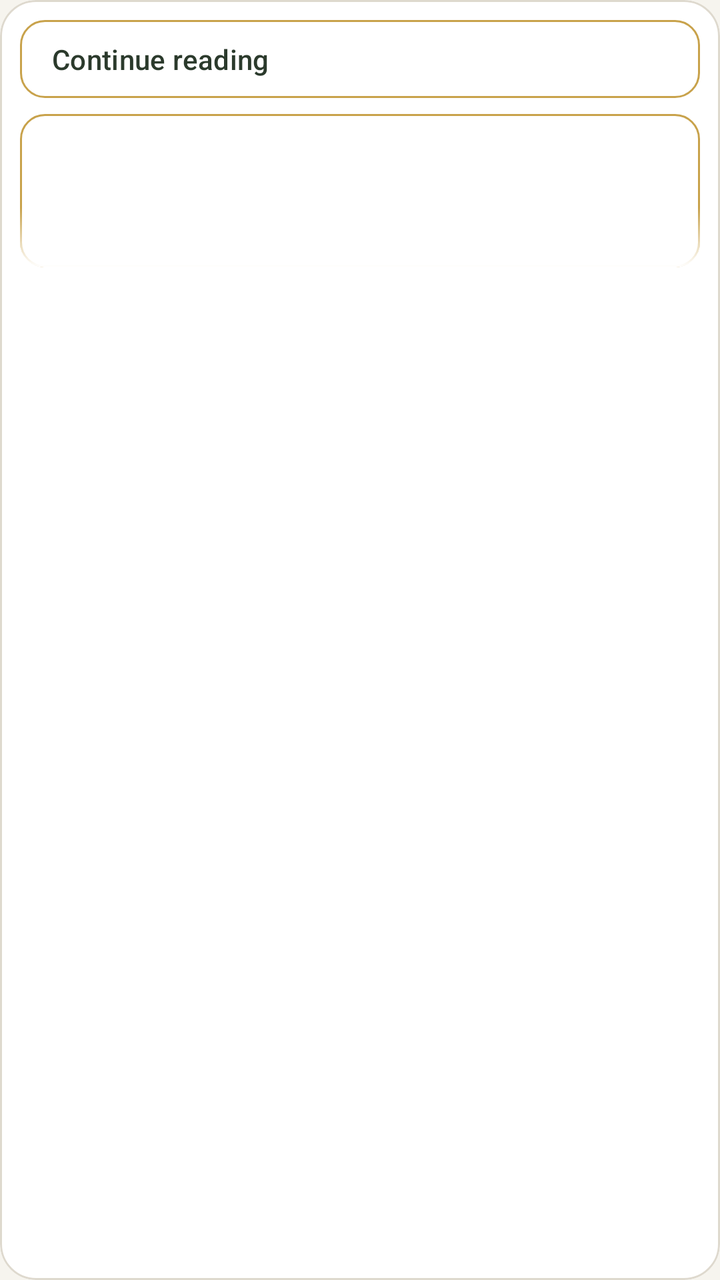
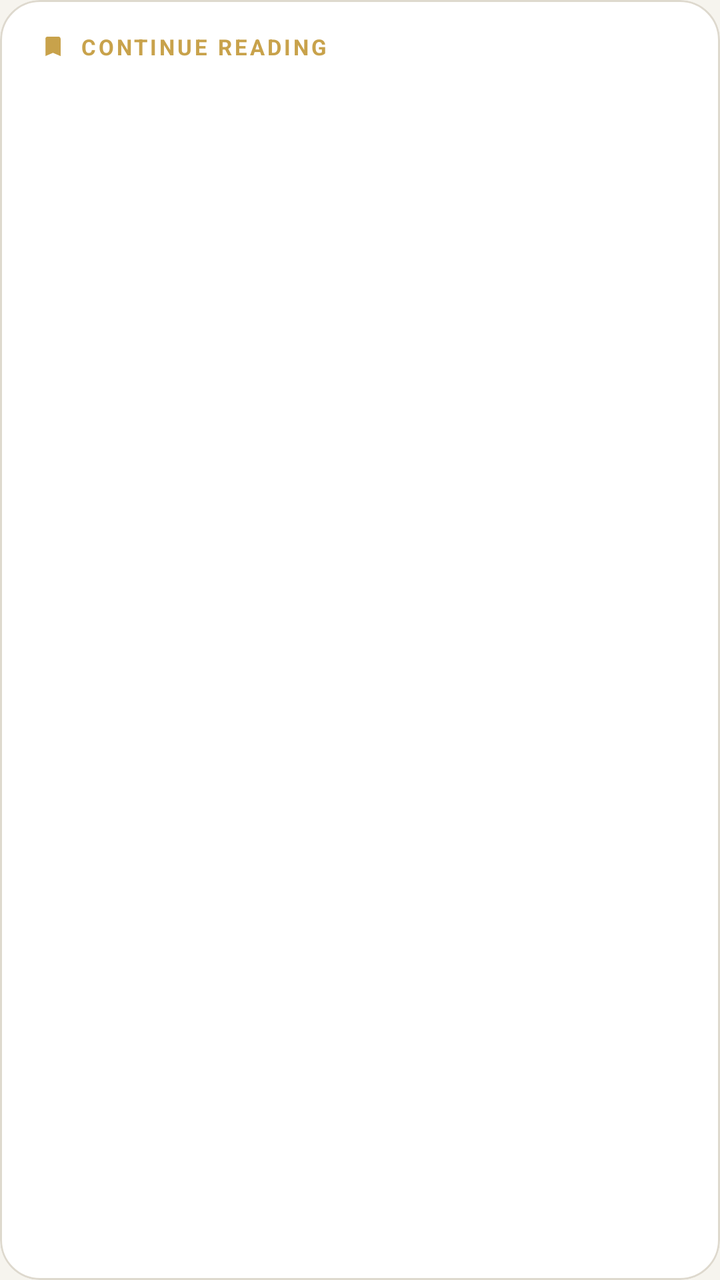

Before-and-after screenshots of an Android layout around one commit, followed by the original layout XML and the change that was made.
<!-- AndroidManifest.xml: application theme Theme.Sower -->
<!-- res/layout/item_continue.xml -->
<?xml version="1.0" encoding="utf-8"?>
<com.google.android.material.card.MaterialCardView xmlns:android="http://schemas.android.com/apk/res/android"
    xmlns:app="http://schemas.android.com/apk/res-auto"
    android:id="@+id/continueCard"
    android:layout_width="match_parent"
    android:layout_height="wrap_content"
    android:layout_marginStart="16dp"
    android:layout_marginEnd="16dp"
    android:layout_marginTop="12dp"
    android:clickable="true"
    android:focusable="true"
    app:cardBackgroundColor="@color/book_tile"
    app:cardCornerRadius="18dp"
    app:strokeColor="@color/book_tile_border"
    app:strokeWidth="1dp">

    <LinearLayout
        android:layout_width="match_parent"
        android:layout_height="wrap_content"
        android:orientation="vertical"
        android:padding="10dp">

        <TextView
            android:layout_width="match_parent"
            android:layout_height="wrap_content"
            android:background="@drawable/inner_box"
            android:paddingStart="16dp"
            android:paddingEnd="16dp"
            android:paddingTop="10dp"
            android:paddingBottom="10dp"
            android:text="@string/continue_reading"
            android:textAppearance="?attr/textAppearanceTitleSmall"
            android:textColor="@color/book_text" />

        
        <FrameLayout
            android:layout_width="match_parent"
            android:layout_height="wrap_content"
            android:layout_marginTop="8dp"
            android:background="@drawable/inner_box">

            <LinearLayout
                android:layout_width="match_parent"
                android:layout_height="wrap_content"
                android:orientation="vertical"
                android:paddingStart="16dp"
                android:paddingEnd="16dp"
                android:paddingTop="12dp"
                android:paddingBottom="14dp">

                <TextView
                    android:id="@+id/continueWhere"
                    android:layout_width="match_parent"
                    android:layout_height="wrap_content"
                    android:textColor="@color/book_text"
                    android:textSize="18sp"
                    android:textStyle="bold" />

                <TextView
                    android:id="@+id/continuePreview"
                    android:layout_width="match_parent"
                    android:layout_height="wrap_content"
                    android:layout_marginTop="6dp"
                    android:lineSpacingMultiplier="1.25"
                    android:maxLines="4"
                    android:textColor="@color/book_text"
                    android:textSize="15sp" />
            </LinearLayout>

            <View
                android:layout_width="match_parent"
                android:layout_height="30dp"
                android:layout_gravity="bottom"
                android:background="@drawable/preview_fade" />
        </FrameLayout>
    </LinearLayout>
</com.google.android.material.card.MaterialCardView>
<!-- resources referenced by this layout -->
<resources>
  <color name="book_text">#2B3A2C</color>
  <color name="book_tile">#FFFFFF</color>
  <color name="book_tile_border">#DED9CE</color>
  <!-- drawable inner_box (drawable) -->
  <?xml version="1.0" encoding="utf-8"?>
  <shape xmlns:android="http://schemas.android.com/apk/res/android"
      android:shape="rectangle">
      <solid android:color="@color/book_tile" />
      <corners android:radius="12dp" />
      <stroke
          android:width="1dp"
          android:color="@color/sower_gold" />
  </shape>
  <!-- drawable preview_fade (drawable) -->
  <?xml version="1.0" encoding="utf-8"?>
  <shape xmlns:android="http://schemas.android.com/apk/res/android">
      <gradient
          android:angle="270"
          android:startColor="@android:color/transparent"
          android:endColor="@color/book_tile" />
      <corners
          android:bottomLeftRadius="12dp"
          android:bottomRightRadius="12dp" />
  </shape>
  <string name="continue_reading">Continue reading</string>
  <style name="Theme.Sower" parent="Base.Theme.Sower" />
  <color name="sower_gold">#C8A24B</color>
  <style name="Base.Theme.Sower" parent="Theme.Material3.DayNight.NoActionBar">
          <item name="colorPrimary">@color/sower_green</item>
          <item name="colorOnPrimary">#FFFFFF</item>
          <item name="colorPrimaryContainer">#D8E8D4</item>
          <item name="colorOnPrimaryContainer">@color/sower_green_dark</item>
          <item name="colorSecondary">@color/sower_gold</item>
          
          <item name="android:colorBackground">@color/page_bg</item>
          <item name="android:windowBackground">@color/page_bg</item>
          <item name="colorSurface">@color/page_bg</item>
          
          <item name="android:statusBarColor">@android:color/transparent</item>
          
          <item name="bubbleBackground">@color/book_bubble</item>
          <item name="bubbleText">@color/sower_green_dark</item>
          <item name="bubbleRipple">@color/sower_green</item>
          <item name="sectionHeading">@color/sower_green</item>
      </style>
  <color name="sower_green">#2E6B34</color>
  <color name="sower_green_dark">#1E4A22</color>
  <color name="page_bg">#F6F4EE</color>
  <color name="book_bubble">#D8E8D4</color>
</resources>

<!-- the commit's change to res/layout/item_continue.xml (unified diff, before → after) -->
@@ -9,8 +9,10 @@
     android:layout_marginTop="12dp"
     android:clickable="true"
     android:focusable="true"
+    android:foreground="?attr/selectableItemBackground"
     app:cardBackgroundColor="@color/book_tile"
-    app:cardCornerRadius="18dp"
+    app:cardCornerRadius="20dp"
+    app:cardElevation="0dp"
     app:strokeColor="@color/book_tile_border"
     app:strokeWidth="1dp">
 
@@ -18,58 +20,64 @@
         android:layout_width="match_parent"
         android:layout_height="wrap_content"
         android:orientation="vertical"
-        android:padding="10dp">
+        android:paddingStart="20dp"
+        android:paddingEnd="20dp"
+        android:paddingTop="16dp"
+        android:paddingBottom="4dp">
+
+        
+        <LinearLayout
+            android:layout_width="wrap_content"
+            android:layout_height="wrap_content"
+            android:gravity="center_vertical"
+            android:orientation="horizontal">
+
+            <ImageView
+                android:layout_width="13dp"
+                android:layout_height="13dp"
+                android:contentDescription="@null"
+                android:src="@drawable/ic_bookmark" />
+
+            <TextView
+                android:layout_width="wrap_content"
+                android:layout_height="wrap_content"
+                android:layout_marginStart="7dp"
+                android:letterSpacing="0.12"
+                android:text="@string/continue_reading"
+                android:textAllCaps="true"
+                android:textColor="@color/sower_gold"
+                android:textSize="11sp"
+                android:textStyle="bold" />
+        </LinearLayout>
 
         <TextView
+            android:id="@+id/continueWhere"
             android:layout_width="match_parent"
             android:layout_height="wrap_content"
-            android:background="@drawable/inner_box"
-            android:paddingStart="16dp"
-            android:paddingEnd="16dp"
-            android:paddingTop="10dp"
-            android:paddingBottom="10dp"
-            android:text="@string/continue_reading"
-            android:textAppearance="?attr/textAppearanceTitleSmall"
-            android:textColor="@color/book_text" />
+            android:layout_marginTop="9dp"
+            android:textColor="@color/book_text"
+            android:textSize="23sp" />
 
         
         <FrameLayout
             android:layout_width="match_parent"
             android:layout_height="wrap_content"
-            android:layout_marginTop="8dp"
-            android:background="@drawable/inner_box">
+            android:layout_marginTop="7dp">
 
-            <LinearLayout
+            <TextView
+                android:id="@+id/continuePreview"
                 android:layout_width="match_parent"
                 android:layout_height="wrap_content"
-                android:orientation="vertical"
-                android:paddingStart="16dp"
-                android:paddingEnd="16dp"
-                android:paddingTop="12dp"
-                android:paddingBottom="14dp">
-
-                <TextView
-                    android:id="@+id/continueWhere"
-                    android:layout_width="match_parent"
-                    android:layout_height="wrap_content"
-                    android:textColor="@color/book_text"
-                    android:textSize="18sp"
-                    android:textStyle="bold" />
-
-                <TextView
-                    android:id="@+id/continuePreview"
-                    android:layout_width="match_parent"
-                    android:layout_height="wrap_content"
-                    android:layout_marginTop="6dp"
-                    android:lineSpacingMultiplier="1.25"
-                    android:maxLines="4"
-                    android:textColor="@color/book_text"
-                    android:textSize="15sp" />
-            </LinearLayout>
+                android:alpha="0.72"
+                android:lineSpacingMultiplier="1.3"
+                android:maxLines="4"
+                android:paddingBottom="16dp"
+                android:textColor="@color/book_text"
+                android:textSize="15sp" />
 
             <View
                 android:layout_width="match_parent"
-                android:layout_height="30dp"
+                android:layout_height="34dp"
                 android:layout_gravity="bottom"
                 android:background="@drawable/preview_fade" />
         </FrameLayout>
<!-- resource entries referenced after the edit -->
@@ -3,16 +3,18 @@
   <color name="book_text">#2B3A2C</color>
   <color name="book_tile">#FFFFFF</color>
   <color name="book_tile_border">#DED9CE</color>
-  <!-- drawable inner_box (drawable) -->
-  <?xml version="1.0" encoding="utf-8"?>
-  <shape xmlns:android="http://schemas.android.com/apk/res/android"
-      android:shape="rectangle">
-      <solid android:color="@color/book_tile" />
-      <corners android:radius="12dp" />
-      <stroke
-          android:width="1dp"
-          android:color="@color/sower_gold" />
-  </shape>
+  <color name="sower_gold">#C8A24B</color>
+  <!-- drawable ic_bookmark (drawable) -->
+  <vector xmlns:android="http://schemas.android.com/apk/res/android"
+      android:width="24dp"
+      android:height="24dp"
+      android:viewportWidth="24"
+      android:viewportHeight="24"
+      android:tint="@color/sower_gold">
+      <path
+          android:fillColor="@android:color/white"
+          android:pathData="M17,3H7c-1.1,0 -2,0.9 -2,2v16l7,-3l7,3V5C19,3.9 18.1,3 17,3z" />
+  </vector>
   <!-- drawable preview_fade (drawable) -->
   <?xml version="1.0" encoding="utf-8"?>
   <shape xmlns:android="http://schemas.android.com/apk/res/android">
@@ -20,13 +22,9 @@
           android:angle="270"
           android:startColor="@android:color/transparent"
           android:endColor="@color/book_tile" />
-      <corners
-          android:bottomLeftRadius="12dp"
-          android:bottomRightRadius="12dp" />
   </shape>
   <string name="continue_reading">Continue reading</string>
   <style name="Theme.Sower" parent="Base.Theme.Sower" />
-  <color name="sower_gold">#C8A24B</color>
   <style name="Base.Theme.Sower" parent="Theme.Material3.DayNight.NoActionBar">
           <item name="colorPrimary">@color/sower_green</item>
           <item name="colorOnPrimary">#FFFFFF</item>
